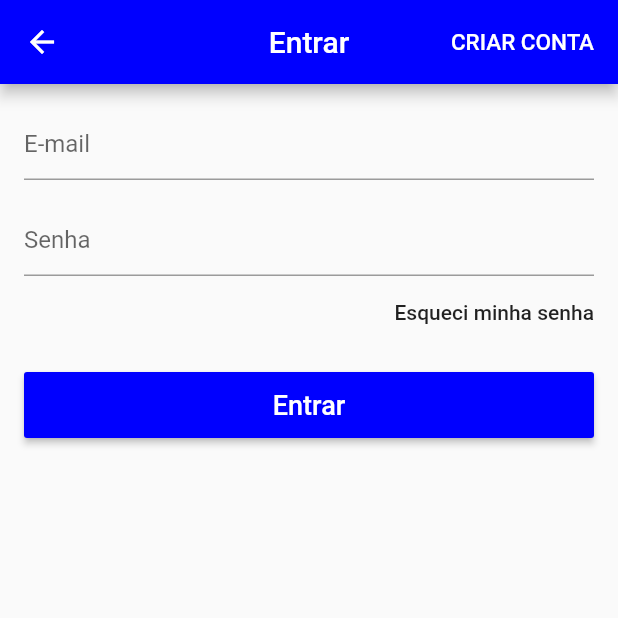
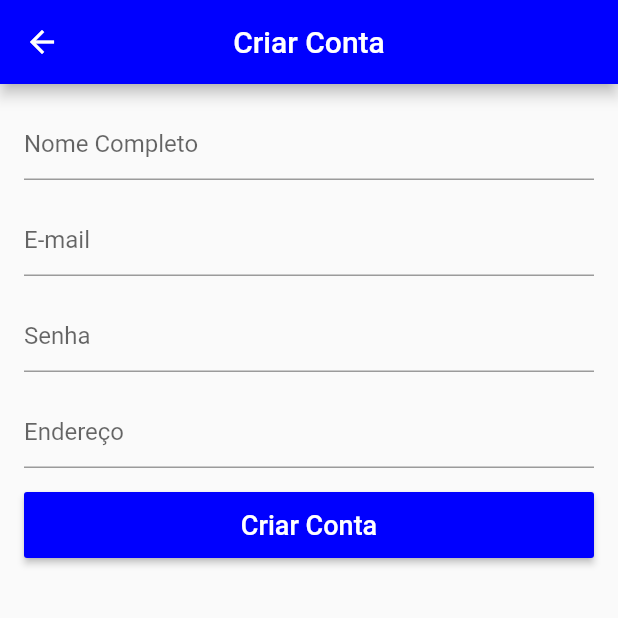
Before and after one commit to AdrianoFPinheiro/lets_go_app, a Flutter app: the LoginScreen screen opened directly, after a tap on "CRIAR CONTA", on a phone screen of 412 x 824 dp, the top half of it. Run offline on Flutter 3.47's test engine with Material 2 defaults, Android fonts, the light colour scheme and no system bars; our stand-ins replace carousel_pro, cloud_firestore, transparent_image; accounts and stored records are empty.

Commit message:
Tela de Cadastro Usuário.

```diff
--- a/lib/screens/login_screen.dart
+++ b/lib/screens/login_screen.dart
@@ -1,7 +1,7 @@
 import 'package:flutter/material.dart';
+import 'package:loja_virtual/screens/signup_screen.dart';
 
 class LoginScreen extends StatelessWidget {
-
   final _formKey = GlobalKey<FormState>();
 
   @override
@@ -13,7 +13,10 @@ class LoginScreen extends StatelessWidget {
         actions: <Widget>[
 //          IconButton(icon: null, onPressed: null)
           FlatButton(
-            onPressed: () {},
+            onPressed: () {
+              Navigator.of(context).pushReplacement(
+                  MaterialPageRoute(builder: (context) => SignupScreen()));
+            },
             child: Text(
               "CRIAR CONTA",
               style: TextStyle(
@@ -34,18 +37,21 @@ class LoginScreen extends StatelessWidget {
                 hintText: "E-mail",
               ),
               keyboardType: TextInputType.emailAddress,
-              validator: (text){
-                if(text.isEmpty || !text.contains("@")) return "E-mail inválido!";
+              validator: (text) {
+                if (text.isEmpty || !text.contains("@"))
+                  return "E-mail inválido!";
               },
             ),
-            SizedBox(height: 16.0,),
+            SizedBox(
+              height: 16.0,
+            ),
             TextFormField(
               decoration: InputDecoration(
                 hintText: "Senha",
               ),
               obscureText: true,
-              validator: (text){
-                if(text.isEmpty || text.length < 6) return "Senha inválida!";
+              validator: (text) {
+                if (text.isEmpty || text.length < 6) return "Senha inválida!";
               },
             ),
             Align(
@@ -53,26 +59,28 @@ class LoginScreen extends StatelessWidget {
               child: FlatButton(
                 padding: EdgeInsets.zero,
                 onPressed: () {},
-                child: Text("Esqueci minha senha",
-                  textAlign: TextAlign.right,),
+                child: Text(
+                  "Esqueci minha senha",
+                  textAlign: TextAlign.right,
                 ),
               ),
-            SizedBox(height: 16.0,),
+            ),
+            SizedBox(
+              height: 16.0,
+            ),
             SizedBox(
               height: 44.0,
               child: RaisedButton(
                 textColor: Colors.white,
-                  color: Theme
-                      .of(context)
-                      .primaryColor,
-                  child: Text("Entrar",
+                color: Theme.of(context).primaryColor,
+                child: Text(
+                  "Entrar",
                   style: TextStyle(
                     fontSize: 18.0,
-                    ),),
+                  ),
+                ),
                 onPressed: () {
-                    if(_formKey.currentState.validate()){
-
-                    }
+                  if (_formKey.currentState.validate()) {}
                 },
               ),
             ),
--- /dev/null
+++ b/lib/screens/signup_screen.dart
@@ -0,0 +1,80 @@
+import 'package:flutter/material.dart';
+
+class SignupScreen extends StatelessWidget {
+
+  final _formKey = GlobalKey<FormState>();
+
+  @override
+  Widget build(BuildContext context) {
+    return Scaffold(
+      appBar: AppBar(
+        title: Text("Criar Conta"),
+        centerTitle: true,
+      ),
+      body: Form(
+        key: _formKey,
+        child: ListView(
+          padding: EdgeInsets.all(16.0),
+          children: <Widget>[
+            TextFormField(
+              decoration: InputDecoration(
+                hintText: "Nome Completo",
+              ),
+              validator: (text){
+                if(text.isEmpty) return "Digite seu nome!";
+              },
+            ),
+            SizedBox(height: 16.0,),
+            TextFormField(
+              decoration: InputDecoration(
+                hintText: "E-mail",
+              ),
+              keyboardType: TextInputType.emailAddress,
+              validator: (text){
+                if(text.isEmpty || !text.contains("@")) return "E-mail inválido!";
+              },
+            ),
+            SizedBox(height: 16.0,),
+            TextFormField(
+              decoration: InputDecoration(
+                hintText: "Senha",
+              ),
+              obscureText: true,
+              validator: (text){
+                if(text.isEmpty || text.length < 6) return "Senha inválida!";
+              },
+            ),
+            SizedBox(height: 16.0,),
+            TextFormField(
+              decoration: InputDecoration(
+                hintText: "Endereço",
+              ),
+              validator: (text){
+                if(text.isEmpty) return "Digite o endereço!";
+              },
+            ),
+            SizedBox(height: 16.0,),
+            SizedBox(
+              height: 44.0,
+              child: RaisedButton(
+                textColor: Colors.white,
+                color: Theme
+                    .of(context)
+                    .primaryColor,
+                child: Text("Criar Conta",
+                  style: TextStyle(
+                    fontSize: 18.0,
+                  ),),
+                onPressed: () {
+                  if(_formKey.currentState.validate()){
+
+                  }
+                },
+              ),
+            ),
+          ],
+        ),
+      ),
+    );
+  }
+}
```
Lines whose indentation alone changed are shown as unchanged.
